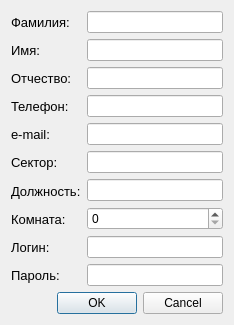
The window that toAdmin/userdialog.ui (Veala/toAdmin) describes before a commit, drawn with Qt 5.
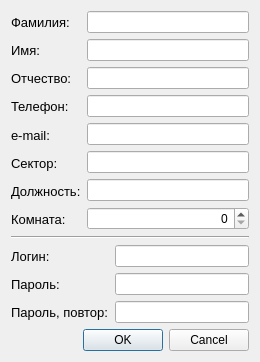
The same window after the commit.

Commit message: repeat password

What changed in the file:
```diff
--- a/toAdmin/userdialog.ui
+++ b/toAdmin/userdialog.ui
@@ -6,8 +6,8 @@
    <rect>
     <x>0</x>
     <y>0</y>
-    <width>234</width>
-    <height>305</height>
+    <width>260</width>
+    <height>344</height>
    </rect>
   </property>
   <property name="windowTitle">
@@ -119,30 +119,6 @@
          </property>
         </widget>
        </item>
-       <item>
-        <widget class="QLabel" name="label_9">
-         <property name="font">
-          <font>
-           <pointsize>10</pointsize>
-          </font>
-         </property>
-         <property name="text">
-          <string>Логин:</string>
-         </property>
-        </widget>
-       </item>
-       <item>
-        <widget class="QLabel" name="label_10">
-         <property name="font">
-          <font>
-           <pointsize>10</pointsize>
-          </font>
-         </property>
-         <property name="text">
-          <string>Пароль:</string>
-         </property>
-        </widget>
-       </item>
       </layout>
      </item>
      <item>
@@ -170,22 +146,100 @@
        </item>
        <item>
         <widget class="QSpinBox" name="spinBox">
+         <property name="alignment">
+          <set>Qt::AlignRight|Qt::AlignTrailing|Qt::AlignVCenter</set>
+         </property>
          <property name="maximum">
           <number>32767</number>
          </property>
         </widget>
        </item>
-       <item>
-        <widget class="QLineEdit" name="lineEdit_8"/>
-       </item>
-       <item>
-        <widget class="QLineEdit" name="lineEdit_9"/>
-       </item>
       </layout>
      </item>
     </layout>
    </item>
    <item row="1" column="0">
+    <widget class="Line" name="line">
+     <property name="frameShadow">
+      <enum>QFrame::Sunken</enum>
+     </property>
+     <property name="lineWidth">
+      <number>1</number>
+     </property>
+     <property name="orientation">
+      <enum>Qt::Horizontal</enum>
+     </property>
+    </widget>
+   </item>
+   <item row="2" column="0">
+    <layout class="QHBoxLayout" name="horizontalLayout_2">
+     <item>
+      <layout class="QVBoxLayout" name="verticalLayout_3">
+       <item>
+        <widget class="QLabel" name="label_9">
+         <property name="font">
+          <font>
+           <pointsize>10</pointsize>
+          </font>
+         </property>
+         <property name="text">
+          <string>Логин:</string>
+         </property>
+        </widget>
+       </item>
+       <item>
+        <widget class="QLabel" name="label_10">
+         <property name="font">
+          <font>
+           <pointsize>10</pointsize>
+          </font>
+         </property>
+         <property name="text">
+          <string>Пароль:</string>
+         </property>
+        </widget>
+       </item>
+       <item>
+        <widget class="QLabel" name="label_11">
+         <property name="font">
+          <font>
+           <pointsize>10</pointsize>
+          </font>
+         </property>
+         <property name="text">
+          <string>Пароль, повтор:</string>
+         </property>
+        </widget>
+       </item>
+      </layout>
+     </item>
+     <item>
+      <layout class="QVBoxLayout" name="verticalLayout_4">
+       <item>
+        <widget class="QLineEdit" name="lineEdit_8"/>
+       </item>
+       <item>
+        <widget class="QLineEdit" name="lineEdit_9">
+         <property name="frame">
+          <bool>true</bool>
+         </property>
+         <property name="echoMode">
+          <enum>QLineEdit::Password</enum>
+         </property>
+        </widget>
+       </item>
+       <item>
+        <widget class="QLineEdit" name="lineEdit_10">
+         <property name="echoMode">
+          <enum>QLineEdit::Password</enum>
+         </property>
+        </widget>
+       </item>
+      </layout>
+     </item>
+    </layout>
+   </item>
+   <item row="3" column="0">
     <widget class="QDialogButtonBox" name="buttonBox">
      <property name="orientation">
       <enum>Qt::Horizontal</enum>
```
Left out of the diff: 2 changed lines with no effect on the pictures. The commit also changes 4 other files.
